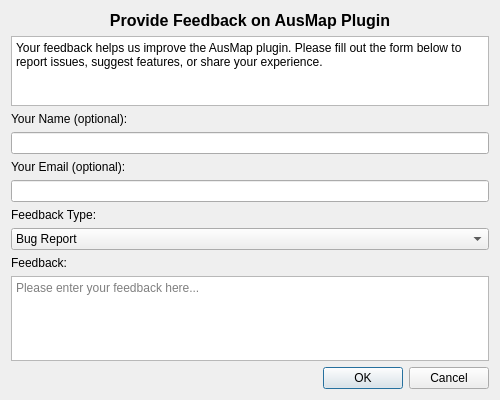
Above: settings/feedback_dialog.ui from lmillard79/Billabong-QGIS-Plugin before the change. Below: the same form after it.
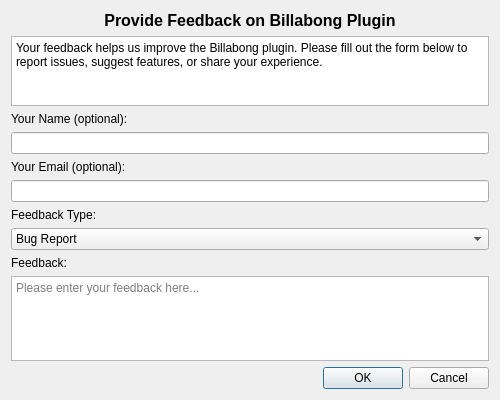
That is the form after the change.

```diff
--- a/settings/feedback_dialog.ui
+++ b/settings/feedback_dialog.ui
@@ -24,7 +24,7 @@
       </font>
      </property>
      <property name="text">
-      <string>Provide Feedback on AusMap Plugin</string>
+      <string>Provide Feedback on Billabong Plugin</string>
      </property>
      <property name="alignment">
       <set>Qt::AlignCenter</set>
@@ -44,7 +44,7 @@
 &lt;html&gt;&lt;head&gt;&lt;meta name=&quot;qrichtext&quot; content=&quot;1&quot; /&gt;&lt;style type=&quot;text/css&quot;&gt;
 p, li { white-space: pre-wrap; }
 &lt;/style&gt;&lt;/head&gt;&lt;body style=&quot; font-family:'MS Shell Dlg 2'; font-size:8.25pt; font-weight:400; font-style:normal;&quot;&gt;
-&lt;p style=&quot; margin-top:0px; margin-bottom:0px; margin-left:0px; margin-right:0px; -qt-block-indent:0; text-indent:0px;&quot;&gt;&lt;span style=&quot; font-size:9pt;&quot;&gt;Your feedback helps us improve the AusMap plugin. Please fill out the form below to report issues, suggest features, or share your experience.&lt;/span&gt;&lt;/p&gt;&lt;/body&gt;&lt;/html&gt;</string>
+&lt;p style=&quot; margin-top:0px; margin-bottom:0px; margin-left:0px; margin-right:0px; -qt-block-indent:0; text-indent:0px;&quot;&gt;&lt;span style=&quot; font-size:9pt;&quot;&gt;Your feedback helps us improve the Billabong plugin. Please fill out the form below to report issues, suggest features, or share your experience.&lt;/span&gt;&lt;/p&gt;&lt;/body&gt;&lt;/html&gt;</string>
      </property>
     </widget>
    </item>
```
Left out of the diff: 2 changed lines with no effect on the pictures.
